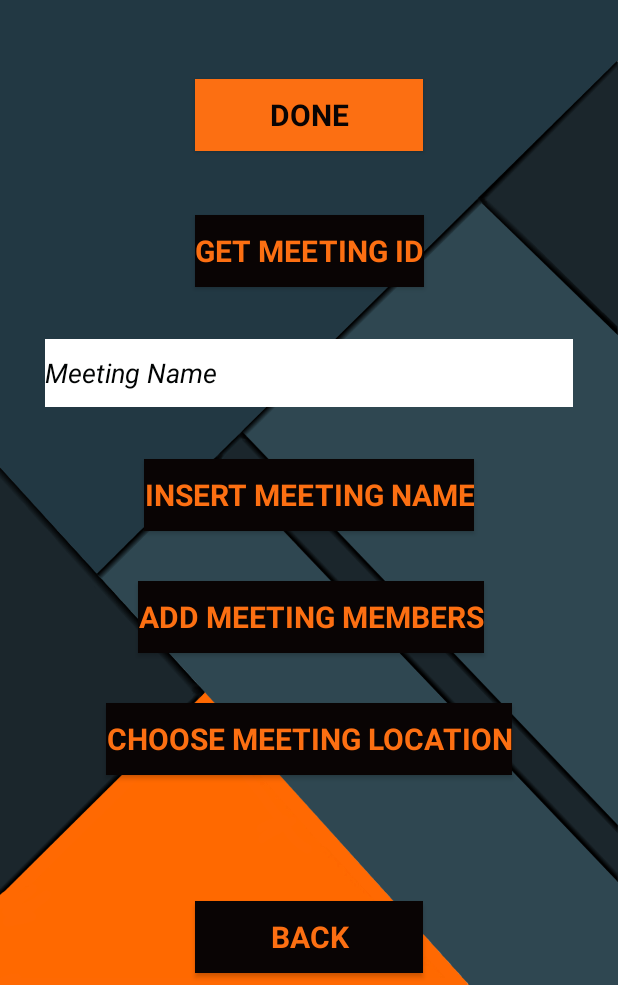
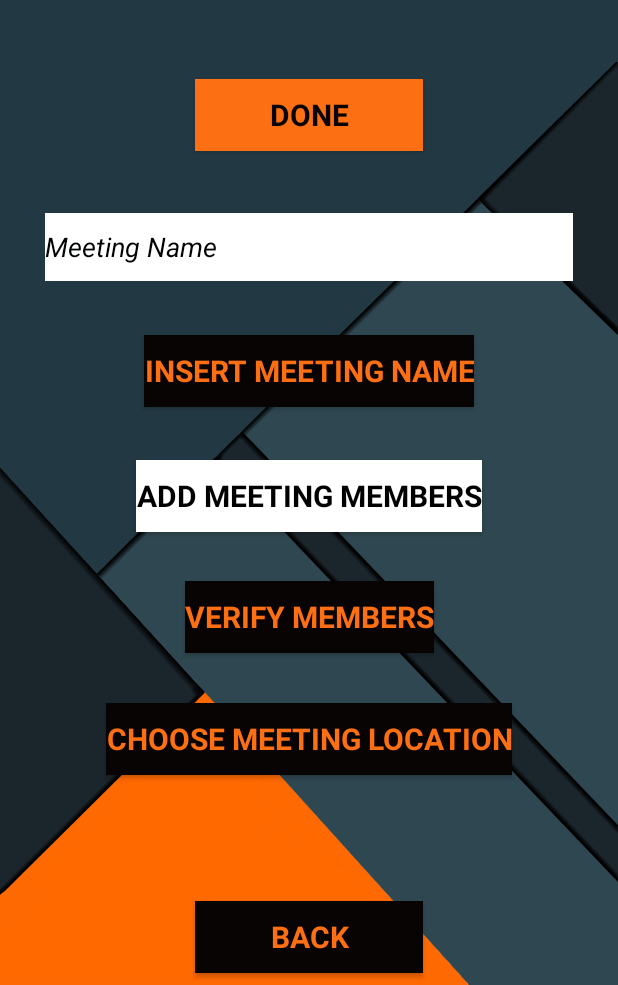
Before and after one commit to Gioynwa/FriendsMeet, an Android app: the Newmeeting screen opened directly, with no data from a screen before it, on a phone screen of 412 x 824 dp, the part 251-1236 px from its top. Run offline under Robolectric (Android 15) with nearby library versions, the phone set to English and light mode, and no system bars; our stand-ins replace Firebase (no records; nobody signed in at launch, a user with empty details on screens opened directly); Roboto replaces fonts that are not available here.

Commit message:
New Meeting Mode finally ready

```diff
--- a/app/src/main/java/com/example/friendsmeet/Newmeeting.java
+++ b/app/src/main/java/com/example/friendsmeet/Newmeeting.java
@@ -18,7 +18,7 @@ public class Newmeeting extends AppCompatActivity {
     Button back;
     Button chooseLocation;
     Button addMember;
-    Button getID;
+    Button verifyMembers;
     Button typeName;
     EditText meetingName;
 
@@ -32,10 +32,18 @@ public class Newmeeting extends AppCompatActivity {
         super.onCreate(savedInstanceState);
         setContentView(R.layout.activity_newmeeting);
 
+//        Bundle extras = getIntent().getExtras();
+//        String value = "hi";
+//        if (extras != null) {
+//
+//            value = extras.getString("key");
+//            members = value;
+//        }
+
         back = findViewById(R.id.backButton);
         chooseLocation = findViewById(R.id.chooseLocationButton);
         addMember = findViewById(R.id.addMemberButton);
-        getID = findViewById(R.id.getMeetingId);
+        verifyMembers = findViewById(R.id.verifyMembers);
         typeName = findViewById(R.id.insertMeetingName);
         meetingName = findViewById(R.id.MeetingName);
 
@@ -63,11 +71,16 @@ public class Newmeeting extends AppCompatActivity {
             }
         });
 
-        getID.setOnClickListener(new View.OnClickListener() {
+        verifyMembers.setOnClickListener(new View.OnClickListener() {
             @Override
             public void onClick(View v) {
-                startActivity(new Intent(getApplicationContext(), AddMembers.class));
-                finish();
+                Bundle extras = getIntent().getExtras();
+                String value = "hi";
+                if (extras != null) {
+
+                    value = extras.getString("key");
+                    members = value;
+                }
             }
         });
 
@@ -92,18 +105,11 @@ public class Newmeeting extends AppCompatActivity {
     public void meetingDatabase(View view) {
 
         //################################retreive string array members from AddMember activity###########################
-        Bundle extras = getIntent().getExtras();
-        String value = "hi";
-        if (extras != null) {
-
-            value = extras.getString("key");
-            members = value;
-        }
 
         Bundle extrasLocation = getIntent().getExtras();
         if (extrasLocation != null) {
             int number;
-            number = extras.getInt("LocationKey");
+            number = extrasLocation.getInt("LocationKey");
 
             //Volos Paralia
             if(number == 1) {
--- a/app/src/main/res/layout/activity_newmeeting.xml
+++ b/app/src/main/res/layout/activity_newmeeting.xml
@@ -68,37 +68,36 @@
         android:layout_height="wrap_content"
         android:layout_marginStart="130dp"
         android:layout_marginEnd="130dp"
-        android:background="#090404"
+        android:background="#FFFFFF"
         android:fontFamily="@font/arbutus"
         android:text="Add Meeting Members"
-        android:textColor="#FC6F12"
+        android:textColor="#000000"
         android:textSize="20sp"
         android:textStyle="bold"
         app:layout_constraintBottom_toBottomOf="parent"
         app:layout_constraintEnd_toEndOf="parent"
-        app:layout_constraintHorizontal_bias="0.491"
+        app:layout_constraintHorizontal_bias="0.502"
         app:layout_constraintStart_toStartOf="parent"
         app:layout_constraintTop_toTopOf="parent"
-        app:layout_constraintVertical_bias="0.693" />
+        app:layout_constraintVertical_bias="0.581" />
 
     <Button
-        android:id="@+id/getMeetingId"
+        android:id="@+id/verifyMembers"
         android:layout_width="wrap_content"
         android:layout_height="wrap_content"
         android:layout_marginStart="130dp"
         android:layout_marginEnd="130dp"
         android:background="#090404"
         android:fontFamily="@font/arbutus"
-        android:text="Get Meeting Id"
+        android:text="Verify members"
         android:textColor="#FC6F12"
         android:textSize="20sp"
         android:textStyle="bold"
         app:layout_constraintBottom_toBottomOf="parent"
         app:layout_constraintEnd_toEndOf="parent"
-        app:layout_constraintHorizontal_bias="0.507"
         app:layout_constraintStart_toStartOf="parent"
         app:layout_constraintTop_toTopOf="parent"
-        app:layout_constraintVertical_bias="0.354" />
+        app:layout_constraintVertical_bias="0.693" />
 
     <Button
         android:id="@+id/insertMeetingName"
@@ -117,7 +116,7 @@
         app:layout_constraintHorizontal_bias="0.504"
         app:layout_constraintStart_toStartOf="parent"
         app:layout_constraintTop_toTopOf="parent"
-        app:layout_constraintVertical_bias="0.580" />
+        app:layout_constraintVertical_bias="0.465" />
 
     <EditText
         android:id="@+id/MeetingName"
@@ -138,7 +137,7 @@
         app:layout_constraintHorizontal_bias="0.0"
         app:layout_constraintStart_toStartOf="parent"
         app:layout_constraintTop_toTopOf="parent"
-        app:layout_constraintVertical_bias="0.467" />
+        app:layout_constraintVertical_bias="0.351" />
 
     <Button
         android:id="@+id/doneButton"
```
